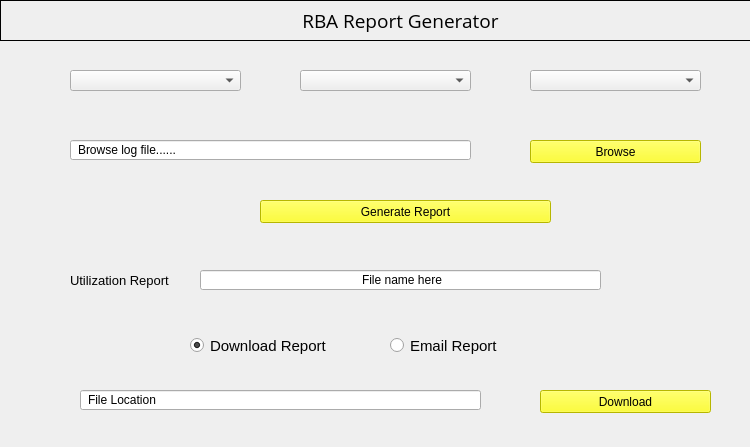
Qt form home.ui (nikhil97agr/RBA-Utilization-Report) before a commit.
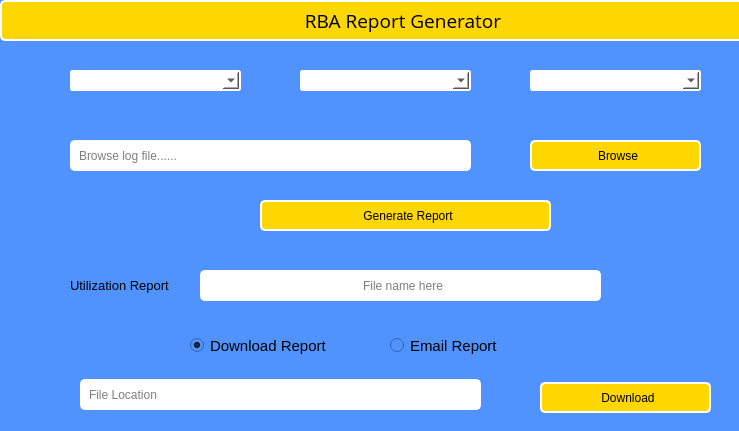
The same form after that commit.

```diff
--- a/home.ui
+++ b/home.ui
@@ -6,14 +6,17 @@
    <rect>
     <x>0</x>
     <y>0</y>
-    <width>750</width>
-    <height>447</height>
+    <width>739</width>
+    <height>431</height>
    </rect>
   </property>
   <property name="windowTitle">
    <string>RBA</string>
   </property>
   <widget class="QWidget" name="centralwidget">
+   <property name="styleSheet">
+    <string notr="true">background-color:rgb(80, 147, 255)</string>
+   </property>
    <widget class="QLabel" name="label">
     <property name="geometry">
      <rect>
@@ -30,7 +33,11 @@
      </font>
     </property>
     <property name="styleSheet">
-     <string notr="true">border : 1px solid</string>
+     <string notr="true">padding-left : 5px;
+background-color:gold;
+color:black;
+border: 2px solid white;
+border-radius : 5px</string>
     </property>
     <property name="text">
      <string>RBA Report Generator</string>
@@ -48,6 +55,16 @@
       <height>21</height>
      </rect>
     </property>
+    <property name="styleSheet">
+     <string notr="true">background-color:white;
+color:black;
+border : 2px solid white;
+border-radius : 3px
+</string>
+    </property>
+    <property name="currentText">
+     <string/>
+    </property>
    </widget>
    <widget class="QComboBox" name="duList">
     <property name="geometry">
@@ -58,6 +75,13 @@
       <height>21</height>
      </rect>
     </property>
+    <property name="styleSheet">
+     <string notr="true">background-color:white;
+color:black;
+border : 2px solid white;
+border-radius : 3px
+</string>
+    </property>
     <property name="currentText">
      <string/>
     </property>
@@ -74,6 +98,13 @@
       <height>21</height>
      </rect>
     </property>
+    <property name="styleSheet">
+     <string notr="true">background-color:white;
+color:black;
+border : 2px solid white;
+border-radius : 3px
+</string>
+    </property>
    </widget>
    <widget class="QLineEdit" name="fileLocation">
     <property name="geometry">
@@ -81,13 +112,23 @@
       <x>70</x>
       <y>140</y>
       <width>401</width>
-      <height>20</height>
+      <height>31</height>
      </rect>
     </property>
     <property name="styleSheet">
-     <string notr="true">padding-left : 5px</string>
+     <string notr="true">padding-left : 5px;
+background-color:white;
+color:black;
+border: 2px solid white;
+border-radius : 5px</string>
     </property>
     <property name="text">
+     <string/>
+    </property>
+    <property name="readOnly">
+     <bool>true</bool>
+    </property>
+    <property name="placeholderText">
      <string>Browse log file......</string>
     </property>
     <property name="readOnly">
@@ -100,11 +141,15 @@
       <x>530</x>
       <y>140</y>
       <width>171</width>
-      <height>23</height>
+      <height>31</height>
      </rect>
     </property>
     <property name="styleSheet">
-     <string notr="true">background-color : yellow</string>
+     <string notr="true">padding-left : 5px;
+background-color:gold;
+color:black;
+border: 2px solid white;
+border-radius : 5px</string>
     </property>
     <property name="text">
      <string>Browse</string>
@@ -116,11 +161,15 @@
       <x>260</x>
       <y>200</y>
       <width>291</width>
-      <height>23</height>
+      <height>31</height>
      </rect>
     </property>
     <property name="styleSheet">
-     <string notr="true">background-color : yellow</string>
+     <string notr="true">padding-left : 5px;
+background-color:gold;
+color:black;
+border: 2px solid white;
+border-radius : 5px</string>
     </property>
     <property name="text">
      <string>Generate Report</string>
@@ -132,7 +181,7 @@
       <x>70</x>
       <y>270</y>
       <width>111</width>
-      <height>21</height>
+      <height>31</height>
      </rect>
     </property>
     <property name="font">
@@ -150,13 +199,26 @@
       <x>200</x>
       <y>270</y>
       <width>401</width>
-      <height>20</height>
+      <height>31</height>
      </rect>
     </property>
     <property name="styleSheet">
-     <string notr="true">padding-left : 5px</string>
+     <string notr="true">padding-left : 5px;
+background-color:white;
+color:black;
+border: 2px solid white;
+border-radius : 5px</string>
     </property>
     <property name="text">
+     <string/>
+    </property>
+    <property name="alignment">
+     <set>Qt::AlignCenter</set>
+    </property>
+    <property name="readOnly">
+     <bool>true</bool>
+    </property>
+    <property name="placeholderText">
      <string>File name here</string>
     </property>
     <property name="alignment">
@@ -209,13 +271,17 @@
     <property name="geometry">
      <rect>
       <x>540</x>
-      <y>390</y>
+      <y>382</y>
       <width>171</width>
-      <height>23</height>
+      <height>31</height>
      </rect>
     </property>
     <property name="styleSheet">
-     <string notr="true">background-color : yellow</string>
+     <string notr="true">padding-left : 5px;
+background-color:gold;
+color:black;
+border: 2px solid white;
+border-radius : 5px</string>
     </property>
     <property name="text">
      <string>Download</string>
@@ -225,15 +291,25 @@
     <property name="geometry">
      <rect>
       <x>80</x>
-      <y>390</y>
+      <y>379</y>
       <width>401</width>
-      <height>20</height>
+      <height>31</height>
      </rect>
     </property>
     <property name="styleSheet">
-     <string notr="true">padding-left : 5px</string>
+     <string notr="true">padding-left : 5px;
+background-color:white;
+color:black;
+border: 2px solid white;
+border-radius : 5px</string>
     </property>
     <property name="text">
+     <string/>
+    </property>
+    <property name="readOnly">
+     <bool>true</bool>
+    </property>
+    <property name="placeholderText">
      <string>File Location</string>
     </property>
     <property name="readOnly">
```
Left out of the diff: 26 changed lines with no effect on the pictures.
